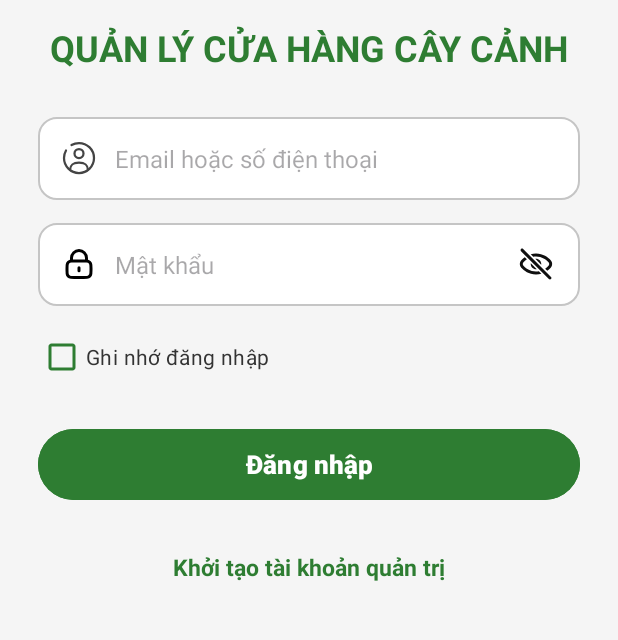
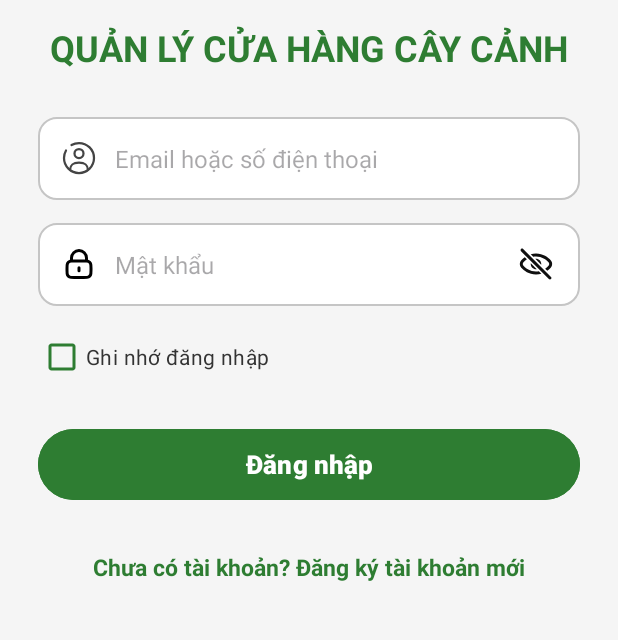
Before and after one commit to cocngk/QuanLyCayCanh, an Android app: the screen it shows after launch (Login), on a phone screen of 412 x 824 dp, the part 188-828 px from its top. Run offline under Robolectric (Android 15) with nearby library versions, the phone set to English and light mode, and no system bars.

Commit message:
fix: restore account registration flow

```diff
--- a/app/src/main/java/com/example/btl/Login.java
+++ b/app/src/main/java/com/example/btl/Login.java
@@ -153,13 +153,9 @@ public class Login extends AppCompatActivity {
     }
 
     private void updateRegistrationAvailability() {
-        if (tvRegister == null || dbHelper == null) return;
-        if (dbHelper.hasUsers()) {
-            tvRegister.setVisibility(TextView.GONE);
-        } else {
-            tvRegister.setVisibility(TextView.VISIBLE);
-            tvRegister.setText("Khởi tạo tài khoản quản trị");
-        }
+        if (tvRegister == null) return;
+        tvRegister.setText("Chưa có tài khoản? Đăng ký tài khoản mới");
+        tvRegister.setVisibility(TextView.VISIBLE);
     }
 
     // MỞ TRANG CHỦ SAU ĐĂNG NHẬP
--- a/app/src/main/java/com/example/btl/Register.java
+++ b/app/src/main/java/com/example/btl/Register.java
@@ -36,12 +36,6 @@ public class Register extends AppCompatActivity {
 
         // Khởi tạo SQLite
         dbHelper = new DBHelper(this);
-        if (dbHelper.hasUsers()) {
-            Toast.makeText(this,
-                    "Tài khoản quản trị đã được khởi tạo", Toast.LENGTH_LONG).show();
-            finish();
-            return;
-        }
 
         // Ánh xạ XML
         edtFullName = findViewById(R.id.edtFullName);
--- a/app/src/main/res/layout/activity_login.xml
+++ b/app/src/main/res/layout/activity_login.xml
@@ -120,7 +120,7 @@
             android:layout_marginTop="20dp"
             android:layout_gravity="center"
             android:padding="10dp"
-            android:text="Chưa có tài khoản? Đăng ký"
+            android:text="Chưa có tài khoản? Đăng ký tài khoản mới"
             android:textColor="#2E7D32"
             android:textStyle="bold"
             android:textSize="15sp"/>
```
Also changed, not shown: app/src/main/java/com/example/btl/DBHelper.java (+0 -7 lines).
